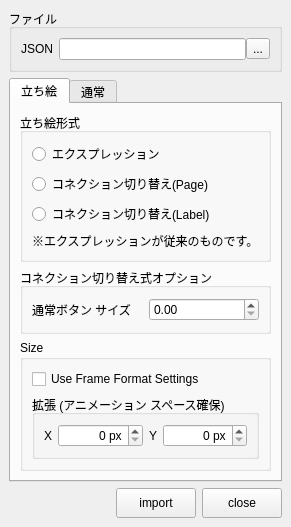
Old version of the form app/fusion/python/rs_fusion/tool/importer/importer.ui in the repository nakano000/Resolve_Script.
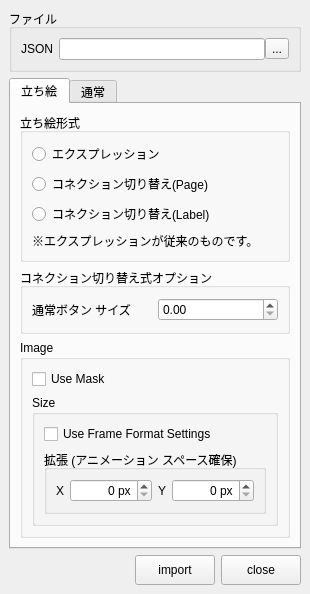
New version of the form.

Commit message: use maskオプション追加

What changed in the file:
```diff
--- a/app/fusion/python/rs_fusion/tool/importer/importer.ui
+++ b/app/fusion/python/rs_fusion/tool/importer/importer.ui
@@ -6,8 +6,8 @@
    <rect>
     <x>0</x>
     <y>0</y>
-    <width>276</width>
-    <height>450</height>
+    <width>296</width>
+    <height>504</height>
    </rect>
   </property>
   <property name="windowTitle">
@@ -121,10 +121,23 @@
         <item>
          <widget class="QGroupBox" name="groupBox">
           <property name="title">
-           <string>Size</string>
+           <string>Image</string>
           </property>
           <layout class="QVBoxLayout" name="verticalLayout_4">
            <item>
+            <widget class="QCheckBox" name="useMaskCheckBox">
+             <property name="text">
+              <string>Use Mask</string>
+             </property>
+            </widget>
+           </item>
+           <item>
+            <widget class="QGroupBox" name="groupBox_2">
+             <property name="title">
+              <string>Size</string>
+             </property>
+             <layout class="QVBoxLayout" name="verticalLayout_8">
+              <item>
             <widget class="QCheckBox" name="useFrameFormatSettingsCheckBox">
              <property name="text">
               <string>Use Frame Format Settings</string>
@@ -201,6 +214,9 @@
         </item>
        </layout>
       </widget>
+        </item>
+       </layout>
+      </widget>
       <widget class="QWidget" name="tab2">
        <attribute name="title">
         <string>通常</string>
@@ -213,6 +229,13 @@
           </property>
          </widget>
         </item>
+        <item>
+         <widget class="QCheckBox" name="useMask2CheckBox">
+          <property name="text">
+           <string>Use Mask</string>
+          </property>
+         </widget>
+        </item>
         <item>
          <spacer name="verticalSpacer">
           <property name="orientation">
```
Lines whose indentation alone changed are shown as unchanged. The commit also changes 2 other files.
